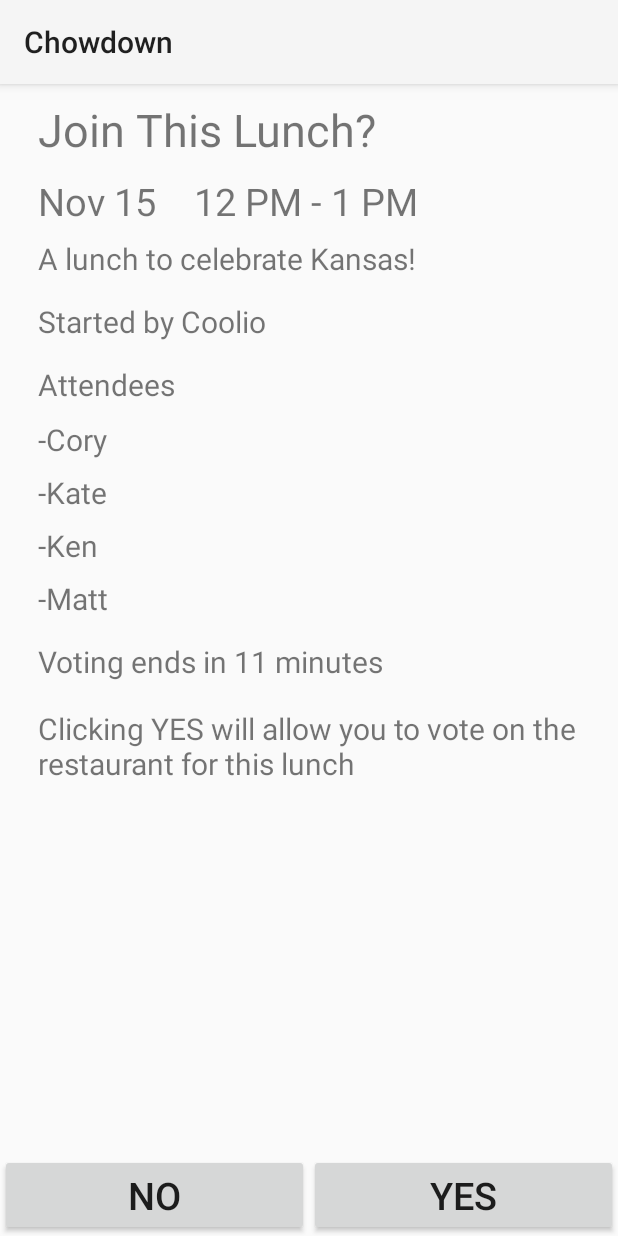
After one commit to KateCatlin/Chowdown, an Android app: the layout fragment_lunch_detail.xml on its own in the app's theme, with its tools: preview values and no code run, on a phone screen of 412 x 824 dp. The commit adds this screen. Run offline under Robolectric (Android 15) with nearby library versions, the phone set to English and light mode, and no system bars.

Commit message:
Adding a detailed layout of a lunch event, again very basic. Editing other files to get mine in good shape.

```diff
--- a/app/src/main/java/com/example/chowdown/adapters/LunchEventAdapter.java
+++ b/app/src/main/java/com/example/chowdown/adapters/LunchEventAdapter.java
@@ -7,8 +7,6 @@ import android.view.LayoutInflater;
 import android.view.View;
 import android.view.ViewGroup;
 import android.widget.ArrayAdapter;
-import android.widget.BaseAdapter;
-import android.widget.ImageView;
 import android.widget.TextView;
 
 import com.example.chowdown.R;
@@ -16,16 +14,8 @@ import com.example.chowdown.activities.MainActivity;
 import com.example.chowdown.models.LunchEvent;
 
 import org.joda.time.DateTime;
-import org.joda.time.format.DateTimeFormat;
-import org.joda.time.format.DateTimeFormatter;
-import org.json.JSONArray;
-import org.w3c.dom.Text;
 
-import java.lang.reflect.Array;
 import java.util.ArrayList;
-import java.util.Date;
-
-import com.example.chowdown.activities.MainActivity;
 
 
 public class LunchEventAdapter extends ArrayAdapter<LunchEvent> {
@@ -64,7 +54,7 @@ public class LunchEventAdapter extends ArrayAdapter<LunchEvent> {
         Log.d("LunchEventAdapter", "description is " + lunchObject.getDescription());
 
         TextView lunchStarter = (TextView) thisRow.findViewById(R.id.text_started_by);
-        lunchStarter.setText(lunchObject.getEventStarter());
+        lunchStarter.setText("Started by " + lunchObject.getEventStarter());
 
         TextView attending = (TextView) thisRow.findViewById(R.id.text_attending);
         attending.setText( "Maybe Attending" );
--- a/app/src/main/res/layout/activity_main.xml
+++ b/app/src/main/res/layout/activity_main.xml
@@ -8,7 +8,7 @@
         android:id="@+id/lunches_title"
         android:layout_width="match_parent"
         android:layout_height="wrap_content"
-        android:text="@string/lunches_title"
+        android:text="@string/lunches_title_text"
         android:textSize="30sp"
         android:paddingLeft="25dp"
         android:paddingRight="25dp"
--- a/app/src/main/res/layout/detail_lunch_view.xml
+++ /dev/null
@@ -1,41 +0,0 @@
-<?xml version="1.0" encoding="utf-8"?>
-
-<FrameLayout xmlns:android="http://schemas.android.com/apk/res/android"
-    xmlns:tools="http://schemas.android.com/tools"
-    android:id="@+id/detaillunch"
-    android:layout_width="match_parent"
-    android:layout_height="match_parent"
-    tools:context="com.example.katecatlin.sunshineapp.DetailActivity"
-    tools:ignore="MergeRootFrame">
-
-<TextView
-    android:layout_width="match_parent"
-    android:layout_height="match_parent"
-    android:textAppearance="?android:attr/textAppearanceLarge"
-    android:id="@+id/detail_title"
-    android:text="hello"
-    android:textAlignment="center"
-    android:layout_gravity="center"
-    android:textStyle="bold"
-    android:textSize="28sp"
-    android:textColor="@color/AntiqueWhite"
-    android:background="@color/DarkSlateBlue"
-    android:paddingTop="17dp"
-    android:paddingLeft="17dp"
-    android:paddingRight="17dp"
-    android:paddingBottom="17dp"
-    android:gravity="center_vertical|center_horizontal"/>
-
-
-    />
-
-</FrameLayout>
-
-    <!--public LunchEvent(String eventID, Date startDate, Date endDate, Date votingDate) {-->
-    <!--this.eventID = eventID;-->
-    <!--this.startDate = startDate;-->
-    <!--this.endDate = endDate;-->
-    <!--this.votingDate = votingDate;-->
-    <!--}-->
-
-<!--</LinearLayout>-->
--- /dev/null
+++ b/app/src/main/res/layout/fragment_lunch_detail.xml
@@ -0,0 +1,129 @@
+<LinearLayout xmlns:android="http://schemas.android.com/apk/res/android"
+    xmlns:tools="http://schemas.android.com/tools"
+    android:layout_width="match_parent"
+    android:layout_height="match_parent"
+    android:orientation="vertical"
+    tools:context=".DetailFragment">
+
+    <RelativeLayout
+        android:layout_width="match_parent"
+        android:layout_height="0dp"
+        android:layout_weight="1"
+        tools:context=".DetailFragment">
+
+        <TextView
+            android:id="@+id/lunch_detail_title"
+            android:layout_width="match_parent"
+            android:layout_height="wrap_content"
+            android:paddingBottom="10dp"
+            android:paddingLeft="25dp"
+            android:paddingRight="25dp"
+            android:paddingTop="10dp"
+            android:text="@string/lunch_detail_title_text"
+            android:textSize="30sp" />
+
+        <TextView
+            android:id="@+id/text_detail_date"
+            android:layout_width="wrap_content"
+            android:layout_height="wrap_content"
+            android:layout_below="@id/lunch_detail_title"
+            android:layout_marginLeft="25dp"
+            android:text="@string/dummy_date"
+            android:textSize="25sp" />
+
+        <TextView
+            android:id="@+id/text_detail_time_frame"
+            android:layout_width="wrap_content"
+            android:layout_height="wrap_content"
+            android:layout_below="@id/lunch_detail_title"
+            android:layout_marginLeft="25dp"
+            android:layout_toRightOf="@id/text_detail_date"
+            android:text="@string/dummy_time_frame"
+            android:textSize="25sp" />
+
+        <TextView
+            android:id="@+id/text_detail_lunch_description"
+            android:layout_width="match_parent"
+            android:layout_height="wrap_content"
+            android:layout_alignLeft="@id/text_detail_date"
+            android:layout_below="@id/text_detail_date"
+            android:layout_marginRight="25dp"
+            android:paddingTop="7dp"
+            android:paddingBottom="7dp"
+            android:text="@string/dummy_lunch_description"
+            android:textSize="20sp" />
+
+        <TextView
+            android:id="@+id/text_started_by"
+            android:layout_width="wrap_content"
+            android:layout_height="wrap_content"
+            android:layout_alignLeft="@id/text_detail_lunch_description"
+            android:layout_below="@id/text_detail_lunch_description"
+            android:paddingTop="7dp"
+            android:paddingBottom="7dp"
+            android:text="@string/dummy_started_by"
+            android:textSize="20sp" />
+
+        <TextView
+            android:id="@+id/text_detail_attendees"
+            android:layout_width="wrap_content"
+            android:layout_height="wrap_content"
+            android:layout_below="@id/text_started_by"
+            android:paddingTop="7dp"
+            android:paddingBottom="7dp"
+            android:layout_alignLeft="@id/text_detail_lunch_description"
+            android:text="@string/dummy_attendees"
+            android:textSize="20sp"
+            android:lineSpacingMultiplier="1.5"/>
+
+        <TextView
+            android:id="@+id/voting_status"
+            android:layout_width="match_parent"
+            android:layout_height="wrap_content"
+            android:layout_alignLeft="@id/text_detail_date"
+            android:layout_below="@id/text_detail_attendees"
+            android:layout_marginRight="25dp"
+            android:paddingTop="7dp"
+            android:paddingBottom="7dp"
+            android:text="@string/dummy_voting_ends"
+            android:textSize="20dp" />
+
+        <TextView
+            android:id="@+id/voting_details"
+            android:layout_width="match_parent"
+            android:layout_height="wrap_content"
+            android:layout_alignLeft="@id/text_detail_date"
+            android:layout_below="@id/voting_status"
+            android:layout_marginRight="25dp"
+            android:paddingTop="10dp"
+            android:paddingBottom="10dp"
+            android:text="@string/voting_details_text"
+            android:textSize="20dp" />
+
+    </RelativeLayout>
+
+    <LinearLayout
+        android:layout_width="match_parent"
+        android:layout_height="wrap_content"
+        android:weightSum="2">
+
+        <Button
+            android:id="@+id/no_button"
+            android:layout_width="0dp"
+            android:layout_height="wrap_content"
+            android:layout_weight="1"
+            android:text="@string/no_button_text"
+            android:textSize="25sp" />
+
+        <Button
+            android:id="@+id/yes_button"
+            android:layout_width="0dp"
+            android:layout_height="wrap_content"
+            android:layout_weight="1"
+            android:text="@string/yes_button_text"
+            android:textSize="25sp" />
+
+
+    </LinearLayout>
+
+</LinearLayout>
--- a/app/src/main/res/values/strings.xml
+++ b/app/src/main/res/values/strings.xml
@@ -3,7 +3,8 @@
 
     <string name="app_name">Chowdown</string>
     <string name="settings_name">Settings</string>
-    <string name="lunches_title">Join A Lunch</string>
+    <string name="lunches_title_text">Join A Lunch</string>
+    <string name="lunch_detail_title_text">Join This Lunch?</string>
     <string name="dummy_date">Nov 15</string>
     <string name="dummy_time_frame">12 PM - 1 PM</string>
     <string name="dummy_lunch_description">A lunch to celebrate Kansas!</string>
@@ -16,6 +17,10 @@
     <string name="welcome_to_chowdown">Welcome to ChowDown!</string>
     <string name="username_prompt">Please enter a username to begin:</string>
     <string name="username_can_be_changed">(Change at any time, in the ChowDown Settings)</string>
+    <string name="dummy_attendees">Attendees\n-Cory\n-Kate\n-Ken\n-Matt</string>
+    <string name="voting_details_text">Clicking YES will allow you to vote on the restaurant for this lunch</string>
+    <string name="yes_button_text">YES</string>
+    <string name="no_button_text">NO</string>
 
     <string name="save">save</string>
 
```
